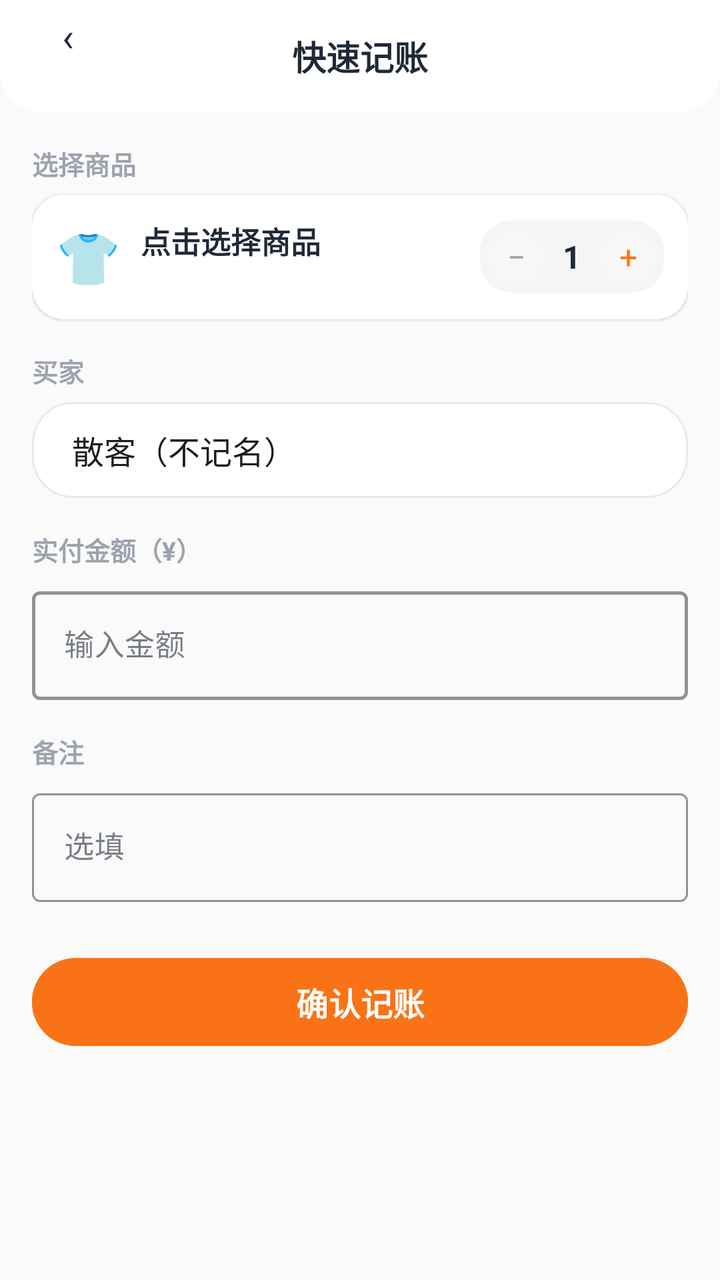
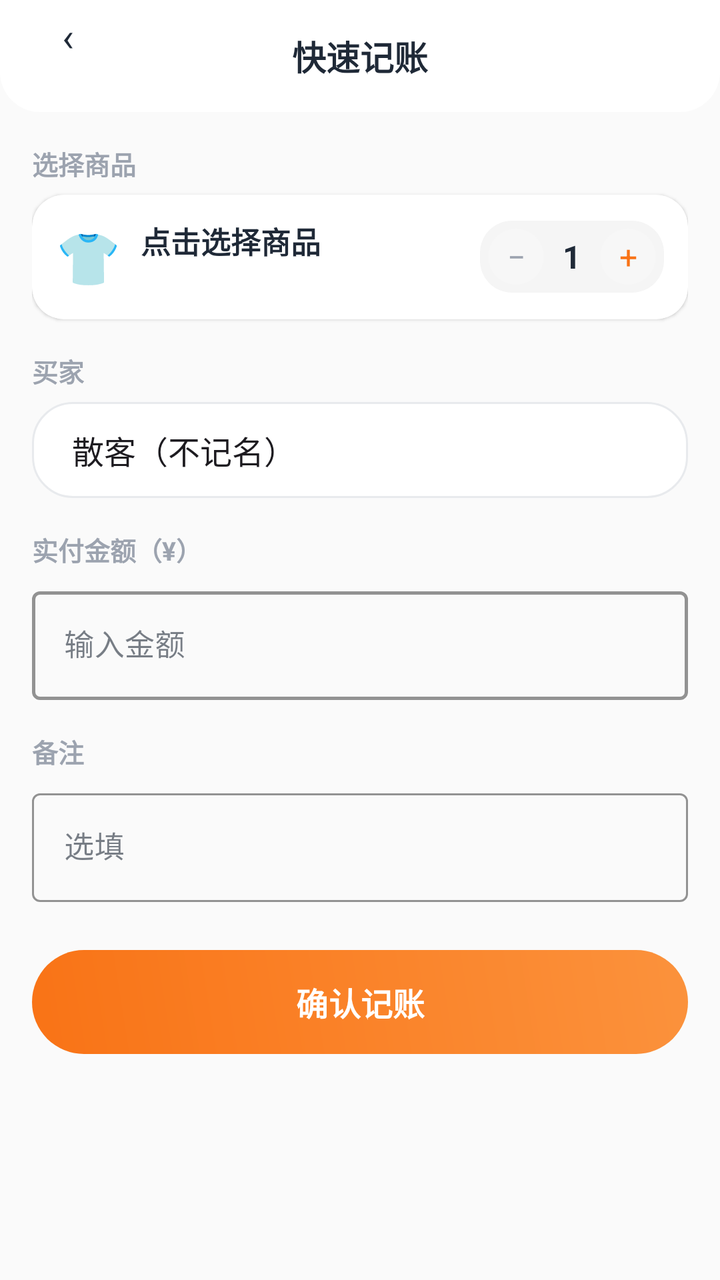

Two renders of the same Android screen: before a commit and after it. Below are the layout's source before the change and the commit's diff.
<!-- AndroidManifest.xml: application theme Theme.ClothingSI -->
<!-- res/layout/activity_sale.xml -->
<?xml version="1.0" encoding="utf-8"?>
<FrameLayout xmlns:android="http://schemas.android.com/apk/res/android"
    xmlns:app="http://schemas.android.com/apk/res-auto"
    android:layout_width="match_parent"
    android:layout_height="match_parent"
    android:background="@color/md_surface_container_low">

    <LinearLayout
        android:layout_width="match_parent"
        android:layout_height="match_parent"
        android:orientation="vertical">

        <RelativeLayout
            android:layout_width="match_parent"
            android:layout_height="56dp"
            android:background="@drawable/header_bar_bg"
            android:paddingHorizontal="16dp">

            <TextView
                android:id="@+id/btn_back"
                android:layout_width="36dp" android:layout_height="36dp"
                android:text="‹"
                android:textSize="20sp"
                android:textColor="@color/md_on_surface"
                android:gravity="center"
                android:background="@drawable/circle_bg" />

            <TextView
                android:layout_width="wrap_content" android:layout_height="wrap_content"
                android:text="快速记账"
                android:textSize="17sp"
                android:textStyle="bold"
                android:textColor="@color/md_on_surface"
                android:layout_centerInParent="true" />
        </RelativeLayout>

        <ScrollView
            android:layout_width="match_parent"
            android:layout_height="match_parent">
            <LinearLayout
                android:layout_width="match_parent"
                android:layout_height="wrap_content"
                android:orientation="vertical"
                android:padding="16dp">

                
                <TextView
                    android:layout_width="wrap_content"
                    android:layout_height="wrap_content"
                    android:text="选择商品"
                    android:textSize="13sp"
                    android:textStyle="bold"
                    android:textColor="@color/md_on_surface_variant"
                    android:layout_marginBottom="6dp" />

                <androidx.cardview.widget.CardView
                    android:layout_width="match_parent"
                    android:layout_height="wrap_content"
                    app:cardCornerRadius="16dp"
                    app:cardElevation="1dp"
                    android:layout_marginBottom="16dp">
                    <LinearLayout
                        android:id="@+id/layout_product_selector"
                        android:layout_width="match_parent"
                        android:layout_height="wrap_content"
                        android:orientation="horizontal"
                        android:gravity="center_vertical"
                        android:padding="12dp"
                        android:clickable="true" android:focusable="true">
                        <TextView
                            android:id="@+id/tv_product_emoji"
                            android:layout_width="wrap_content"
                            android:layout_height="wrap_content"
                            android:text="👕"
                            android:textSize="26sp"
                            android:layout_marginEnd="10dp" />
                        <LinearLayout
                            android:layout_width="0dp"
                            android:layout_height="wrap_content"
                            android:layout_weight="1"
                            android:orientation="vertical">
                            <TextView
                                android:id="@+id/tv_selected_product"
                                android:layout_width="wrap_content"
                                android:layout_height="wrap_content"
                                android:text="点击选择商品"
                                android:textSize="15sp"
                                android:textStyle="bold"
                                android:textColor="@color/md_on_surface" />
                            <TextView
                                android:layout_width="wrap_content"
                                android:layout_height="wrap_content"
                                android:id="@+id/tv_product_stock"
                                android:text=""
                                android:textSize="12sp"
                                android:textColor="@color/md_on_surface_variant" />
                        </LinearLayout>
                        
                        <LinearLayout
                            android:layout_width="wrap_content"
                            android:layout_height="wrap_content"
                            android:orientation="horizontal"
                            android:gravity="center"
                            android:padding="4dp"
                            android:background="@drawable/stepper_bg"
                            android:id="@+id/layout_qty_stepper">
                            <TextView
                                android:id="@+id/btn_qty_minus"
                                android:layout_width="28dp" android:layout_height="28dp"
                                android:text="−"
                                android:textSize="16sp"
                                android:gravity="center"
                                android:background="@drawable/circle_bg"
                                android:textColor="@color/md_on_surface_variant"
                                android:clickable="true" android:focusable="true" />
                            <TextView
                                android:id="@+id/tv_qty"
                                android:layout_width="28dp"
                                android:layout_height="wrap_content"
                                android:text="1"
                                android:textSize="16sp"
                                android:textStyle="bold"
                                android:gravity="center"
                                android:textColor="@color/md_on_surface" />
                            <TextView
                                android:id="@+id/btn_qty_plus"
                                android:layout_width="28dp" android:layout_height="28dp"
                                android:text="+"
                                android:textSize="16sp"
                                android:gravity="center"
                                android:background="@drawable/circle_bg"
                                android:textColor="@color/md_primary"
                                android:clickable="true" android:focusable="true" />
                        </LinearLayout>
                    </LinearLayout>
                </androidx.cardview.widget.CardView>

                
                <TextView
                    android:layout_width="wrap_content"
                    android:layout_height="wrap_content"
                    android:text="买家"
                    android:textSize="13sp"
                    android:textStyle="bold"
                    android:textColor="@color/md_on_surface_variant"
                    android:layout_marginBottom="6dp" />

                <androidx.appcompat.widget.AppCompatSpinner
                    android:id="@+id/spinner_buyer"
                    android:layout_width="match_parent"
                    android:layout_height="48dp"
                    android:background="@drawable/segment_bg"
                    android:paddingHorizontal="12dp"
                    android:layout_marginBottom="16dp"
                    android:entries="@array/buyer_options" />

                
                <TextView
                    android:layout_width="wrap_content"
                    android:layout_height="wrap_content"
                    android:text="实付金额（¥）"
                    android:textSize="13sp"
                    android:textStyle="bold"
                    android:textColor="@color/md_on_surface_variant"
                    android:layout_marginBottom="6dp" />

                <com.google.android.material.textfield.TextInputLayout
                    android:layout_width="match_parent"
                    android:layout_height="wrap_content"
                    style="@style/Widget.MaterialComponents.TextInputLayout.OutlinedBox"
                    app:boxStrokeColor="@color/md_primary"
                    app:boxStrokeWidth="1.5dp"
                    android:layout_marginBottom="16dp"
                    android:hint="输入金额">
                    <com.google.android.material.textfield.TextInputEditText
                        android:id="@+id/et_price"
                        android:layout_width="match_parent"
                        android:layout_height="wrap_content"
                        android:inputType="numberDecimal"
                        android:textSize="15sp" />
                </com.google.android.material.textfield.TextInputLayout>

                
                <TextView
                    android:layout_width="wrap_content"
                    android:layout_height="wrap_content"
                    android:text="备注"
                    android:textSize="13sp"
                    android:textStyle="bold"
                    android:textColor="@color/md_on_surface_variant"
                    android:layout_marginBottom="6dp" />

                <com.google.android.material.textfield.TextInputLayout
                    android:layout_width="match_parent"
                    android:layout_height="wrap_content"
                    style="@style/Widget.MaterialComponents.TextInputLayout.OutlinedBox"
                    app:boxStrokeColor="@color/md_outline"
                    app:boxStrokeWidth="1dp"
                    android:layout_marginBottom="24dp"
                    android:hint="选填">
                    <com.google.android.material.textfield.TextInputEditText
                        android:id="@+id/et_note"
                        android:layout_width="match_parent"
                        android:layout_height="wrap_content"
                        android:textSize="15sp" />
                </com.google.android.material.textfield.TextInputLayout>

                
                <com.google.android.material.button.MaterialButton
                    android:id="@+id/btn_submit_sale"
                    android:layout_width="match_parent"
                    android:layout_height="52dp"
                    android:text="确认记账"
                    android:textSize="16sp"
                    android:textStyle="bold"
                    app:cornerRadius="26dp"
                    android:backgroundTint="@color/md_primary"
                    android:textColor="@color/md_on_primary" />

            </LinearLayout>
        </ScrollView>
    </LinearLayout>

</FrameLayout>
<!-- resources referenced by this layout -->
<resources>
  <string-array name="buyer_options">
          <item>散客（不记名）</item>
          <item>张先生</item>
          <item>李女士</item>
          <item>王小姐</item>
      </string-array>
  <color name="md_on_primary">#FFFFFF</color>
  <color name="md_on_surface">#1F2937</color>
  <color name="md_on_surface_variant">#9CA3AF</color>
  <color name="md_outline">#9CA3AF</color>
  <color name="md_primary">#F97316</color>
  <color name="md_surface_container_low">#FAFAFA</color>
  <!-- drawable circle_bg (drawable) -->
  <?xml version="1.0" encoding="utf-8"?>
  <shape xmlns:android="http://schemas.android.com/apk/res/android" android:shape="oval">
      <solid android:color="#26FFFFFF" />
  </shape>
  <!-- drawable header_bar_bg (drawable) -->
  <?xml version="1.0" encoding="utf-8"?>
  <shape xmlns:android="http://schemas.android.com/apk/res/android" android:shape="rectangle">
      <solid android:color="@color/md_surface" />
      <corners android:topLeftRadius="0dp" android:topRightRadius="0dp" android:bottomLeftRadius="20dp" android:bottomRightRadius="20dp" />
  </shape>
  <!-- drawable segment_bg (drawable) -->
  <?xml version="1.0" encoding="utf-8"?>
  <shape xmlns:android="http://schemas.android.com/apk/res/android" android:shape="rectangle">
      <solid android:color="#FFFFFF" />
      <corners android:radius="20dp" />
      <stroke android:width="1dp" android:color="#E8EAED" />
  </shape>
  <!-- drawable stepper_bg (drawable) -->
  <?xml version="1.0" encoding="utf-8"?>
  <shape xmlns:android="http://schemas.android.com/apk/res/android" android:shape="rectangle">
      <corners android:radius="16dp" />
      <solid android:color="#F5F5F5" />
  </shape>
  <color name="md_surface">#FFFFFF</color>
  <color name="md_primary_container">#FFF7ED</color>
  <color name="md_on_primary_container">#5C3D00</color>
  <color name="md_secondary">#2563EB</color>
  <color name="md_on_secondary">#FFFFFF</color>
  <color name="md_secondary_container">#DBEAFE</color>
  <color name="md_on_secondary_container">#001A3E</color>
  <color name="md_outline_variant">#D1D5DB</color>
  <color name="md_error">#EF4444</color>
  <color name="md_on_error">#FFFFFF</color>
  <style name="TextView.Base" parent="android:Widget.TextView">
          <item name="android:fontFamily">sans-serif</item>
      </style>
  <!-- unchanged entries left out for length: 1 -->
</resources>

<!-- the commit's change to res/layout/activity_sale.xml (unified diff, before → after) -->
@@ -214,7 +214,7 @@
                     android:textSize="16sp"
                     android:textStyle="bold"
                     app:cornerRadius="26dp"
-                    android:backgroundTint="@color/md_primary"
+                    android:background="@drawable/btn_gradient_primary" app:backgroundTint="@null"
                     android:textColor="@color/md_on_primary" />
 
             </LinearLayout>
<!-- resource entries referenced after the edit -->
@@ -12,6 +12,15 @@
   <color name="md_outline">#9CA3AF</color>
   <color name="md_primary">#F97316</color>
   <color name="md_surface_container_low">#FAFAFA</color>
+  <!-- drawable btn_gradient_primary (drawable) -->
+  <?xml version="1.0" encoding="utf-8"?>
+  <shape xmlns:android="http://schemas.android.com/apk/res/android" android:shape="rectangle">
+      <corners android:radius="26dp" />
+      <gradient
+          android:startColor="#F97316"
+          android:endColor="#FB923C"
+          android:angle="45" />
+  </shape>
   <!-- drawable circle_bg (drawable) -->
   <?xml version="1.0" encoding="utf-8"?>
   <shape xmlns:android="http://schemas.android.com/apk/res/android" android:shape="oval">
